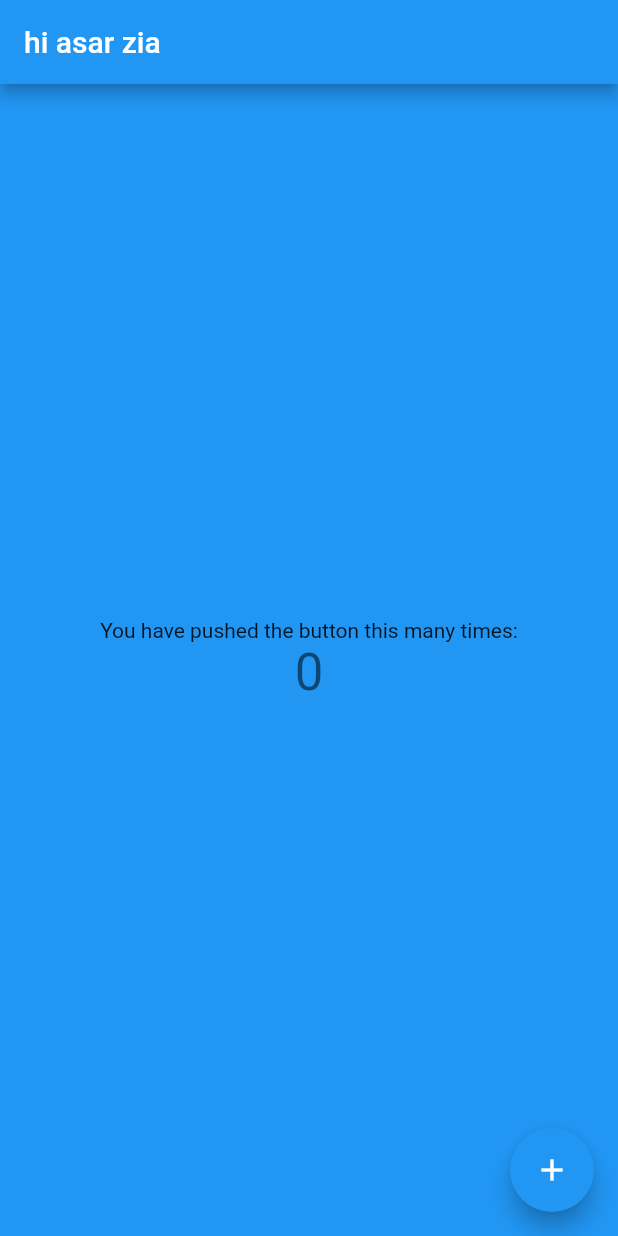
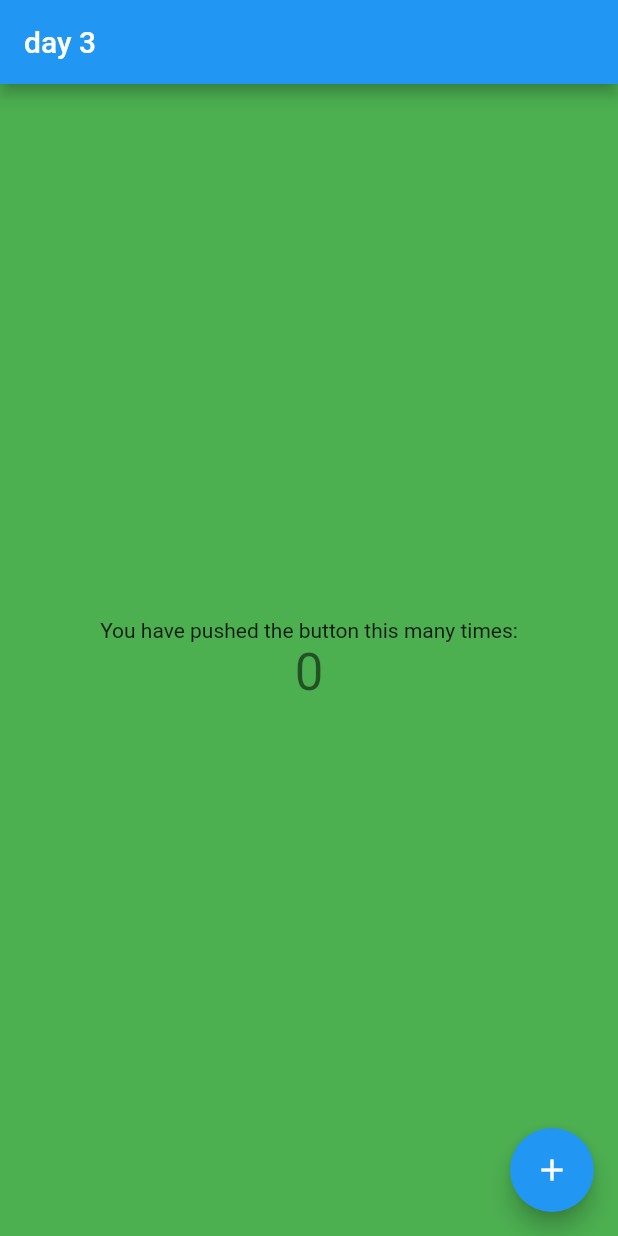
Before and after one commit to AsarZia/Toast, a Flutter app: the screen it shows after launch, on a phone screen of 412 x 824 dp. Run offline on Flutter 3.47's test engine with Material 2 defaults, Android fonts, the phone set to English and light mode, and no system bars.

Commit message:
day 3 completed

```diff
--- a/lib/main.dart
+++ b/lib/main.dart
@@ -58,11 +58,11 @@ class _MyHomePageState extends State<MyHomePage> {
     // fast, so that you can just rebuild anything that needs updating rather
     // than having to individually change instances of widgets.
     return Scaffold(
-      backgroundColor: Colors.blue,
+      backgroundColor: Colors.green ,
       appBar: AppBar(
         // Here we take the value from the MyHomePage object that was created by
         // the App.build method, and use it to set our appbar title.
-        title: Text("hi asar zia"),
+        title: Text("day 3"),
       ),
       body: Center(
         // Center is a layout widget. It takes a single child and positions it
```
